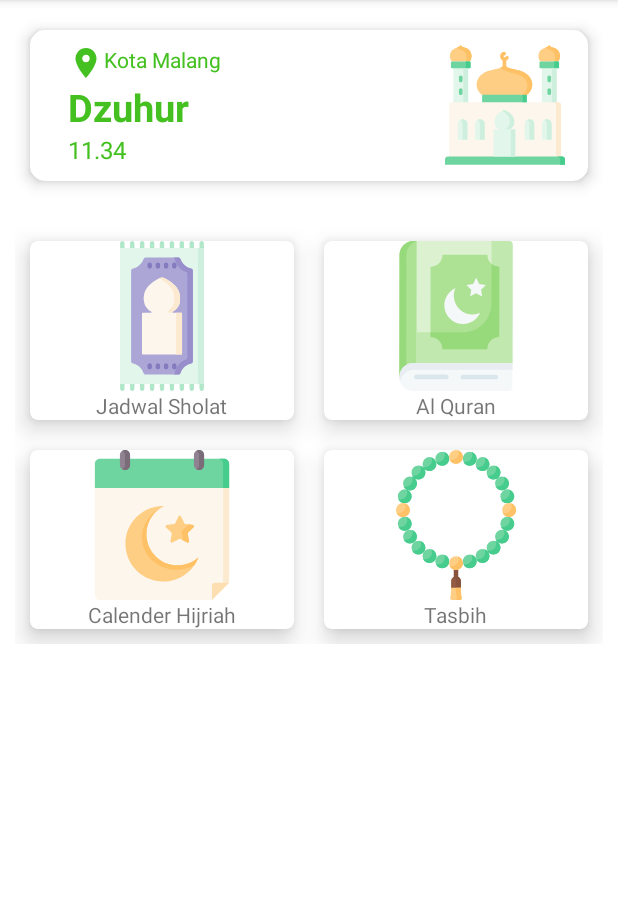
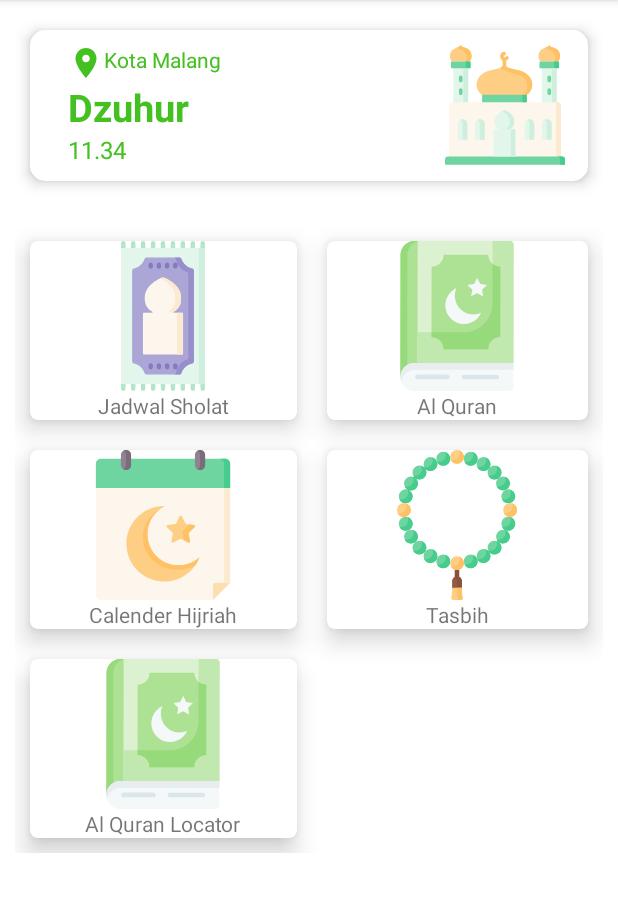
Before and after one commit to ArieRS/Kupluk, an Android app: the screen it shows after launch (MainActivity), on a phone screen of 412 x 824 dp, the part 84-996 px from its top. Run offline under Robolectric (Android 15) with nearby library versions, the phone set to English and light mode, and no system bars; libraries missing offline, so code that uses them is left out: com.fxn; plain views replace BubbleTabBar; 2 statements that could not run were skipped.

Commit message:
Quran Track Locator 1

```diff
--- a/app/src/main/res/layout/content_main.xml
+++ b/app/src/main/res/layout/content_main.xml
@@ -104,5 +104,27 @@
                     android:text="Tasbih" />
             </LinearLayout>
         </com.google.android.material.card.MaterialCardView>
+        <com.google.android.material.card.MaterialCardView
+            android:layout_width="wrap_content"
+            android:layout_height="wrap_content"
+            style="@style/CardStyle">
+
+            <LinearLayout
+                android:layout_width="match_parent"
+                android:layout_height="wrap_content"
+                android:gravity="center_horizontal"
+                android:orientation="vertical">
+
+                <ImageView
+                    android:layout_width="100dp"
+                    android:layout_height="100dp"
+                    android:src="@drawable/ic_quran" />
+
+                <TextView
+                    android:layout_width="wrap_content"
+                    android:layout_height="wrap_content"
+                    android:text="Al Quran Locator" />
+            </LinearLayout>
+        </com.google.android.material.card.MaterialCardView>
     </GridLayout>
 </LinearLayout>
```
Also changed, not shown: app/src/main/java/kupluk/smk/coding/activity/QtlActivity.kt (added, +12 -0 lines), app/src/main/java/kupluk/smk/coding/activity/QuranLocatorActivity.kt (added, +69 -0 lines), app/src/main/res/layout/activity_qtl.xml (added, +9 -0 lines), app/src/main/res/layout/activity_quran_locator.xml (added, +61 -0 lines).
